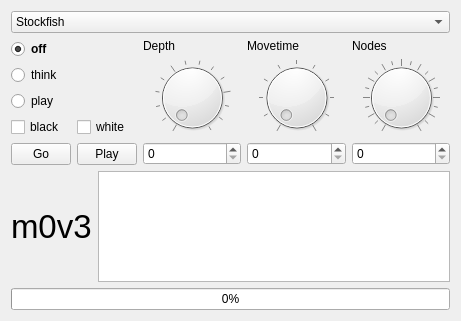
First picture: the form in src/enginecontroller.ui, repository Quocvuong82/chessboard, before the edit.
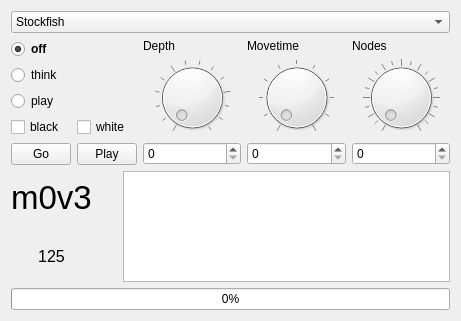
Second picture: the form after the edit.

Diff of the .ui file:
```diff
--- a/src/enginecontroller.ui
+++ b/src/enginecontroller.ui
@@ -228,13 +228,12 @@
    <item>
     <layout class="QHBoxLayout" name="horizontalLayout_2">
      <item>
+      <layout class="QVBoxLayout" name="verticalLayout_3">
+       <property name="rightMargin">
+        <number>25</number>
+       </property>
+       <item>
       <widget class="QLabel" name="bestmove">
-       <property name="maximumSize">
-        <size>
-         <width>100</width>
-         <height>16777215</height>
-        </size>
-       </property>
        <property name="font">
         <font>
          <pointsize>25</pointsize>
@@ -245,7 +244,27 @@
        <property name="text">
         <string>m0v3</string>
        </property>
-      </widget>
+         <property name="alignment">
+          <set>Qt::AlignCenter</set>
+         </property>
+        </widget>
+       </item>
+       <item>
+        <widget class="QLabel" name="bm_score">
+         <property name="font">
+          <font>
+           <pointsize>12</pointsize>
+          </font>
+         </property>
+         <property name="text">
+          <string>125</string>
+         </property>
+         <property name="alignment">
+          <set>Qt::AlignCenter</set>
+         </property>
+        </widget>
+       </item>
+      </layout>
      </item>
      <item>
       <widget class="QListWidget" name="listOtherMoves">
```
Lines whose indentation alone changed are shown as unchanged.
